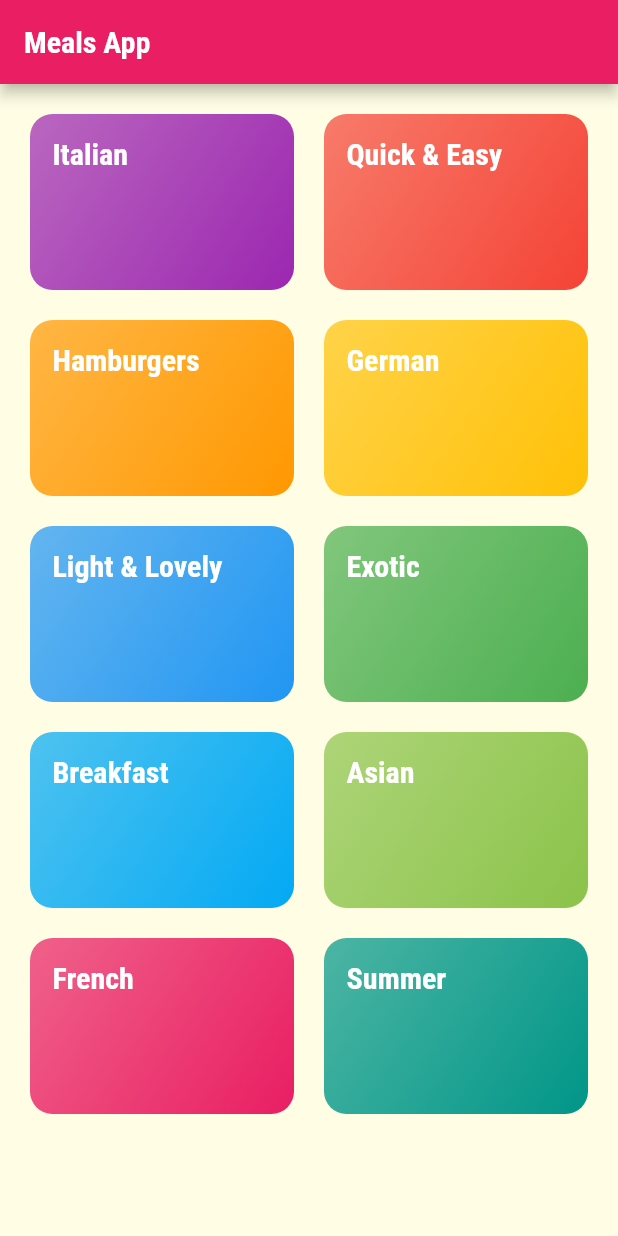
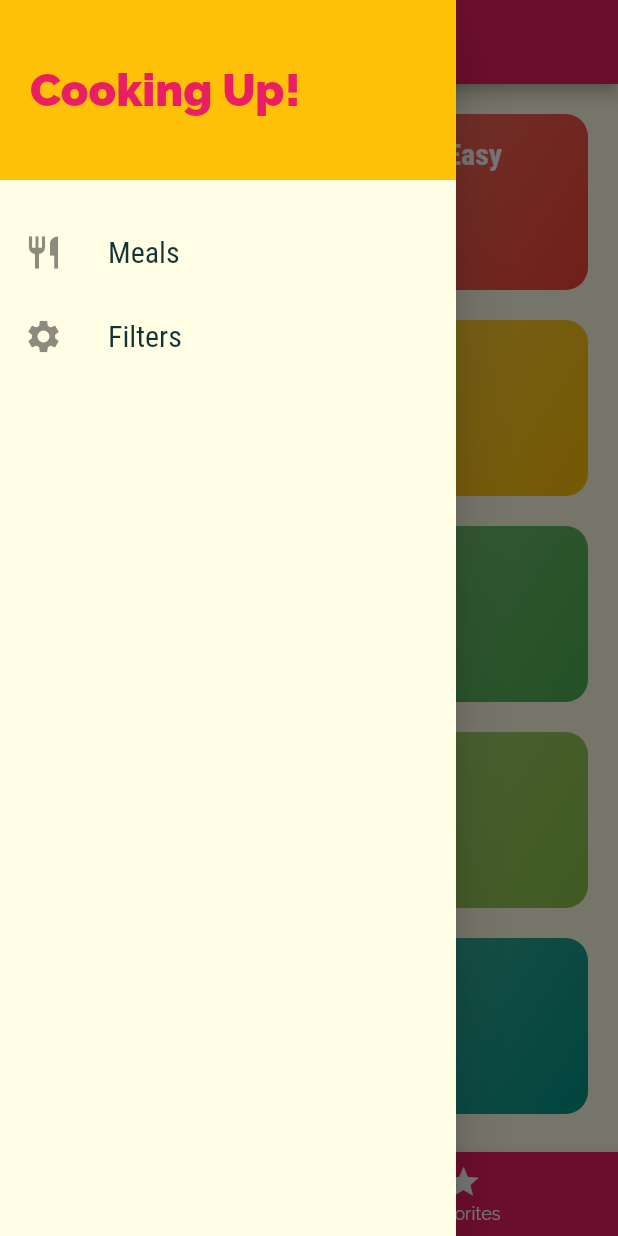
Before and after one commit to jintoga/Flutter-Study-Meals-App, a Flutter app: the screen it shows after launch, with the side drawer open (before the commit the screen has no drawer), on a phone screen of 412 x 824 dp. Run offline on Flutter 3.47's test engine with Material 2 defaults, Android fonts, the phone set to English and light mode, and no system bars.

Commit message:
added filters

```diff
--- a/lib/main.dart
+++ b/lib/main.dart
@@ -1,11 +1,48 @@
 import 'package:flutter/material.dart';
-import 'package:meals_app/screens/categories_screen.dart';
+import 'package:meals_app/dummy_data.dart';
+import 'package:meals_app/models/meal.dart';
 import 'package:meals_app/screens/category_meals_screen.dart';
+import 'package:meals_app/screens/filters_screen.dart';
 import 'package:meals_app/screens/meal_detail_screen.dart';
+import 'package:meals_app/screens/tabs_screen.dart';
 
 void main() => runApp(MyApp());
 
-class MyApp extends StatelessWidget {
+class MyApp extends StatefulWidget {
+  @override
+  _MyAppState createState() => _MyAppState();
+}
+
+class _MyAppState extends State<MyApp> {
+  Map<String, bool> _filters = {
+    'gluten': false,
+    'lactose': false,
+    'vegan': false,
+    'vegetarian': false,
+  };
+  List<Meal> _availableMeals = DUMMY_MEALS;
+
+  void _setFilters(Map<String, bool> filters) {
+    setState(() {
+      _filters = filters;
+      _availableMeals = DUMMY_MEALS.where((meal) {
+        if (_filters['gluten'] && !meal.isGlutenFree) {
+          return false;
+        }
+        if (_filters['lactose'] && !meal.isLactoseFree) {
+          return false;
+        }
+        if (_filters['vegan'] && !meal.isVegan) {
+          return false;
+        }
+        if (_filters['vegetarian'] && !meal.isVegetarian) {
+          return false;
+        }
+        return true;
+      }).toList();
+    });
+  }
+
   @override
   Widget build(BuildContext context) {
     return MaterialApp(
@@ -25,6 +62,7 @@ class MyApp extends StatelessWidget {
                 headline: TextStyle(
                   fontSize: 18,
                   fontFamily: 'RobotoCondensed',
+                  color: Colors.black,
                 ),
                 title: TextStyle(
                   fontSize: 20,
@@ -34,9 +72,11 @@ class MyApp extends StatelessWidget {
                 ),
               )),
       routes: {
-        '/': (context) => CategoriesScreen(),
-        CategoryMealsScreen.routeName: (context) => CategoryMealsScreen(),
+        '/': (context) => TabsScreen(),
+        CategoryMealsScreen.routeName: (context) =>
+            CategoryMealsScreen(_availableMeals),
         MealDetailScreen.routeName: (context) => MealDetailScreen(),
+        FiltersScreen.routeName: (context) => FiltersScreen(_setFilters,_filters),
       },
     );
   }
--- a/lib/screens/categories_screen.dart
+++ b/lib/screens/categories_screen.dart
@@ -1,18 +1,11 @@
 import 'package:flutter/material.dart';
+import 'package:meals_app/dummy_data.dart';
 import 'package:meals_app/widgets/category_item.dart';
-import 'package:meals_app/dummy_data.dart';
 
 class CategoriesScreen extends StatelessWidget {
   @override
   Widget build(BuildContext context) {
-    return Scaffold(
-      appBar: AppBar(
-        title: Text(
-          "Meals App",
-          style: Theme.of(context).textTheme.title,
-        ),
-      ),
-      body: GridView(
+    return GridView(
       padding: EdgeInsets.all(20),
       gridDelegate: SliverGridDelegateWithMaxCrossAxisExtent(
         maxCrossAxisExtent: 200,
@@ -27,7 +20,6 @@ class CategoriesScreen extends StatelessWidget {
                 category.color,
               ))
           .toList(),
-      ),
     );
   }
 }
--- a/lib/screens/meal_detail_screen.dart
+++ b/lib/screens/meal_detail_screen.dart
@@ -88,6 +88,12 @@ class MealDetailScreen extends StatelessWidget {
           ],
         ),
       ),
+      floatingActionButton: FloatingActionButton(
+        child: Icon(Icons.delete),
+        onPressed: () {
+          Navigator.of(context).pop(mealId);
+        },
+      ),
     );
   }
 }
--- /dev/null
+++ b/lib/screens/tabs_screen.dart
@@ -0,0 +1,57 @@
+import 'package:flutter/material.dart';
+import 'package:meals_app/screens/categories_screen.dart';
+import 'package:meals_app/screens/favorites_screen.dart';
+import 'package:meals_app/widgets/main_drawer.dart';
+
+class TabsScreen extends StatefulWidget {
+  @override
+  _TabsScreenState createState() => _TabsScreenState();
+}
+
+class _TabsScreenState extends State<TabsScreen> {
+  final List<Map<String, Object>> _pages = [
+    {
+      'page': CategoriesScreen(),
+      'title': 'Categories',
+    },
+    {
+      'page': FavoritesScreen(),
+      'title': 'Favorites',
+    },
+  ];
+  int _selectedPageIndex = 0;
+
+  void _selectPage(int index) {
+    setState(() {
+      _selectedPageIndex = index;
+    });
+  }
+
+  @override
+  Widget build(BuildContext context) {
+    return Scaffold(
+      appBar: AppBar(
+        title: Text(_pages[_selectedPageIndex]['title']),
+      ),
+      body: _pages[_selectedPageIndex]['page'] as Widget,
+      drawer: MainDrawer(),
+      bottomNavigationBar: BottomNavigationBar(
+        onTap: _selectPage,
+        backgroundColor: Theme.of(context).primaryColor,
+        unselectedItemColor: Colors.white,
+        selectedItemColor: Theme.of(context).accentColor,
+        currentIndex: _selectedPageIndex,
+        items: [
+          BottomNavigationBarItem(
+            icon: Icon(Icons.category),
+            title: Text('Categories'),
+          ),
+          BottomNavigationBarItem(
+            icon: Icon(Icons.star),
+            title: Text('Favorites'),
+          ),
+        ],
+      ),
+    );
+  }
+}
--- /dev/null
+++ b/lib/widgets/main_drawer.dart
@@ -0,0 +1,55 @@
+import 'package:flutter/material.dart';
+import 'package:meals_app/screens/filters_screen.dart';
+
+class MainDrawer extends StatelessWidget {
+  @override
+  Widget build(BuildContext context) {
+    return Drawer(
+      child: Column(
+        children: <Widget>[
+          Container(
+            height: 120,
+            width: double.infinity,
+            padding: EdgeInsets.all(20),
+            alignment: Alignment.centerLeft,
+            color: Theme.of(context).accentColor,
+            child: Text(
+              'Cooking Up!',
+              style: TextStyle(
+                fontWeight: FontWeight.w900,
+                fontSize: 30,
+                color: Theme.of(context).primaryColor,
+              ),
+            ),
+          ),
+          SizedBox(
+            height: 20,
+          ),
+          buildListTile('Meals', Icons.restaurant, () {
+            Navigator.of(context).pushReplacementNamed('/');
+          }),
+          buildListTile('Filters', Icons.settings, () {
+            Navigator.of(context).pushReplacementNamed(FiltersScreen.routeName);
+          }),
+        ],
+      ),
+    );
+  }
+
+  Widget buildListTile(String title, IconData iconData, Function tabHandler) {
+    return ListTile(
+      leading: Icon(
+        iconData,
+        size: 26,
+      ),
+      title: Text(
+        title,
+        style: TextStyle(
+          fontFamily: 'RobotoCondensed',
+          fontSize: 20,
+        ),
+      ),
+      onTap: tabHandler,
+    );
+  }
+}
```
Also changed, not shown: lib/screens/category_meals_screen.dart (+36 -9 lines), lib/screens/favorites_screen.dart (added, +8 -0 lines), lib/screens/filters_screen.dart (added, +113 -0 lines), lib/widgets/meal_item.dart (+9 -1 lines). Lines whose indentation alone changed are shown as unchanged.
